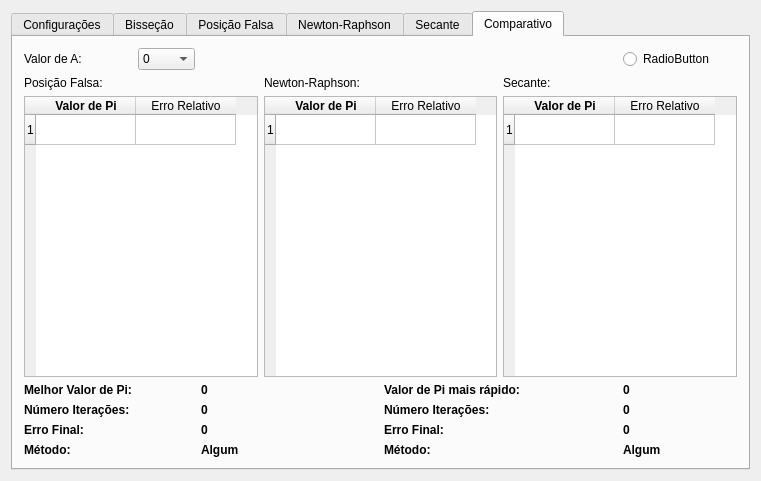
The window that UI/mainwindow.ui (cristmelo/TrabalhoMN1) describes before a commit, drawn with Qt 5.
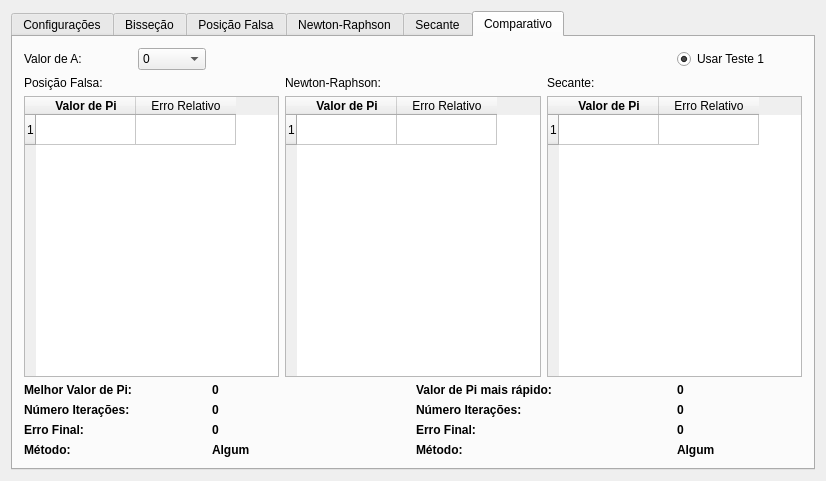
The same window after the commit. The open tabs and pages were chosen to show the change.

Patch:
```diff
--- a/UI/mainwindow.ui
+++ b/UI/mainwindow.ui
@@ -6,7 +6,7 @@
    <rect>
     <x>0</x>
     <y>0</y>
-    <width>761</width>
+    <width>826</width>
     <height>481</height>
    </rect>
   </property>
@@ -1103,7 +1103,10 @@
         <item row="0" column="6">
          <widget class="QRadioButton" name="radioButton">
           <property name="text">
-           <string>RadioButton</string>
+           <string>Usar Teste 1</string>
+          </property>
+          <property name="checked">
+           <bool>true</bool>
           </property>
          </widget>
         </item>
```
Left out of the diff: 8 changed lines with no effect on the pictures.
